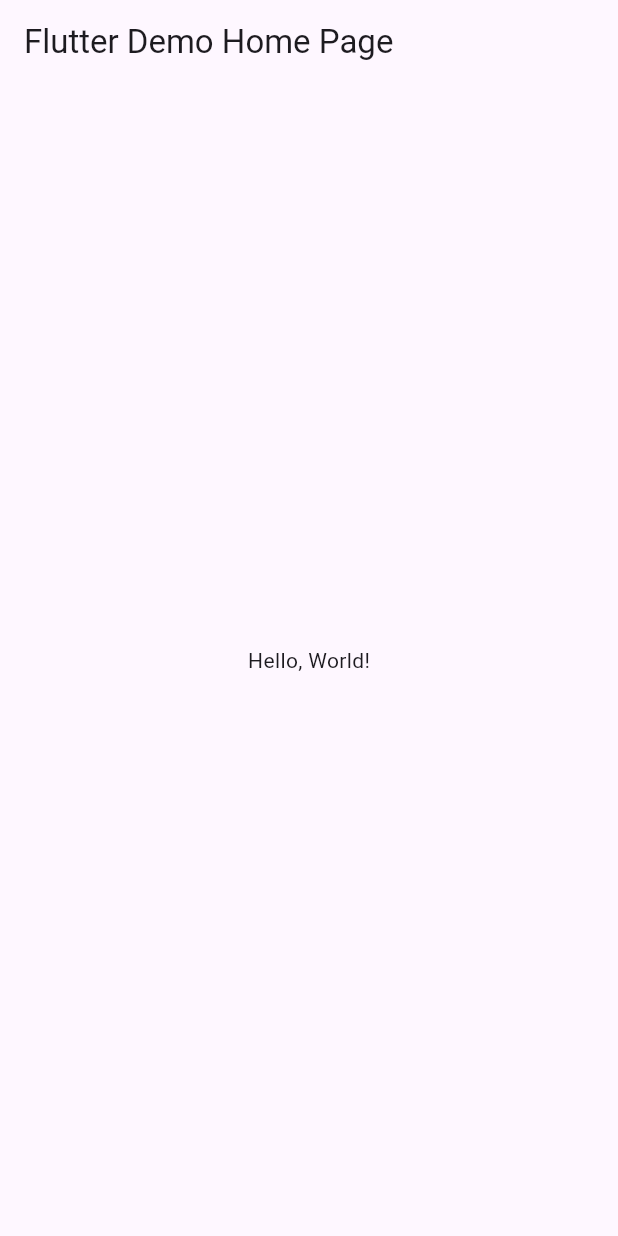
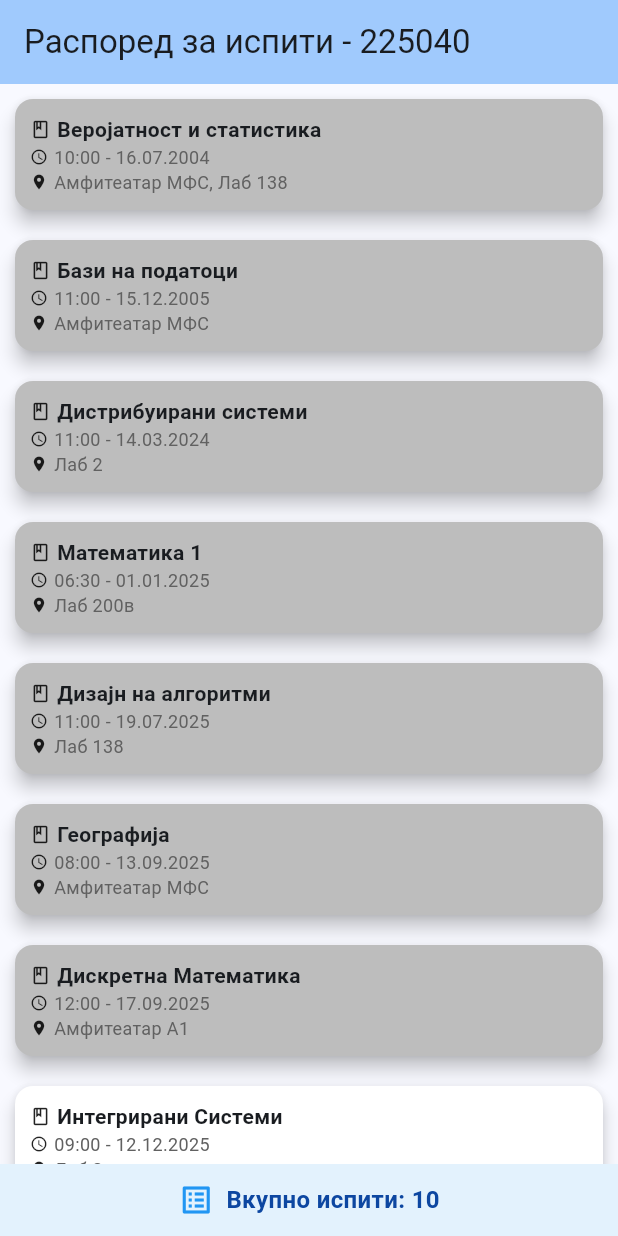
Before and after one commit to KireBoshkovski/MIS-FINKI, a Flutter app: the screen it shows after launch, on a phone screen of 412 x 824 dp. Run offline on Flutter 3.47's test engine with Material 3 defaults, Android fonts, the phone set to English and light mode, and no system bars.

Commit message:
Lab 1 code

```diff
--- a/analysis_options.yaml
+++ /dev/null
@@ -1,28 +0,0 @@
-# This file configures the analyzer, which statically analyzes Dart code to
-# check for errors, warnings, and lints.
-#
-# The issues identified by the analyzer are surfaced in the UI of Dart-enabled
-# IDEs (https://dart.dev/tools#ides-and-editors). The analyzer can also be
-# invoked from the command line by running `flutter analyze`.
-
-# The following line activates a set of recommended lints for Flutter apps,
-# packages, and plugins designed to encourage good coding practices.
-include: package:flutter_lints/flutter.yaml
-
-linter:
-  # The lint rules applied to this project can be customized in the
-  # section below to disable rules from the `package:flutter_lints/flutter.yaml`
-  # included above or to enable additional rules. A list of all available lints
-  # and their documentation is published at https://dart.dev/lints.
-  #
-  # Instead of disabling a lint rule for the entire project in the
-  # section below, it can also be suppressed for a single line of code
-  # or a specific dart file by using the `// ignore: name_of_lint` and
-  # `// ignore_for_file: name_of_lint` syntax on the line or in the file
-  # producing the lint.
-  rules:
-    # avoid_print: false  # Uncomment to disable the `avoid_print` rule
-    # prefer_single_quotes: true  # Uncomment to enable the `prefer_single_quotes` rule
-
-# Additional information about this file can be found at
-# https://dart.dev/guides/language/analysis-options
--- a/lib/main.dart
+++ b/lib/main.dart
@@ -1,43 +1,20 @@
 import 'package:flutter/material.dart';
+import 'screens/home.dart';
 
 void main() => runApp(MyApp());
 
 class MyApp extends StatelessWidget {
   const MyApp({super.key});
-  // This widget is the root of your application.
+
   @override
   Widget build(BuildContext context) {
     return MaterialApp(
-      // Application name
       title: 'Flutter Hello World',
-      // Application theme data, you can set the colors for the application as
-      // you want
       theme: ThemeData(
-        // useMaterial3: false,
         primarySwatch: Colors.blue,
+        colorScheme: ColorScheme.fromSeed(seedColor: Colors.blue),
       ),
-      // A widget which will be started on application startup
-      home: MyHomePage(title: 'Flutter Demo Home Page'),
+      home: MyHomePage(title: 'Распоред за испити - 225040'),
     );
   }
 }
-
-class MyHomePage extends StatelessWidget {
-  final String title;
-  const MyHomePage({super.key, required this.title});
-
-  @override
-  Widget build(BuildContext context) {
-    return Scaffold(
-      appBar: AppBar(
-        // The title text which will be shown on the action bar
-        title: Text(title),
-      ),
-      body: Center(
-        child: Text(
-          'Hello, World!',
-        ),
-      ),
-    );
-  }
-}
--- /dev/null
+++ b/lib/models/exam.dart
@@ -0,0 +1,11 @@
+class Exam {
+  final String subjectName;
+  final DateTime date;
+  final List<String> placeForExam;
+
+  Exam({
+    required this.subjectName,
+    required this.date,
+    required this.placeForExam,
+  });
+}
--- /dev/null
+++ b/lib/screens/home.dart
@@ -0,0 +1,113 @@
+import 'package:flutter/material.dart';
+import 'package:helloworld/models/exam.dart';
+import 'package:helloworld/widgets/examCard.dart';
+import 'package:helloworld/screens/examDetails.dart';
+
+class MyHomePage extends StatefulWidget {
+  final String title;
+  const MyHomePage({super.key, required this.title});
+
+  @override
+  State<StatefulWidget> createState() => _myHomePageState();
+}
+
+class _myHomePageState extends State<MyHomePage> {
+  List<Exam> exams = [
+    Exam(
+      subjectName: "Математика 1",
+      date: DateTime(2025, 1, 1, 6, 30),
+      placeForExam: List<String>.from(["Лаб 200в"]),
+    ),
+    Exam(
+      subjectName: "Процесирање на сигналите",
+      date: DateTime(2026, 7, 11, 12, 0),
+      placeForExam: List<String>.from(["Лаб 200в"]),
+    ),
+    Exam(
+      subjectName: "Интегрирани Системи",
+      date: DateTime(2025, 12, 12, 9, 0),
+      placeForExam: List<String>.from(["Лаб 3"]),
+    ),
+    Exam(
+      subjectName: "Структурно програмирање",
+      date: DateTime(2025, 12, 13, 10, 0),
+      placeForExam: List<String>.from(["Амфитеатар 2"]),
+    ),
+    Exam(
+      subjectName: "Дистрибуирани системи",
+      date: DateTime(2024, 3, 14, 11, 0),
+      placeForExam: List<String>.from(["Лаб 2"]),
+    ),
+    Exam(
+      subjectName: "Бази на податоци",
+      date: DateTime(2005, 12, 15, 11, 0),
+      placeForExam: List<String>.from(["Амфитеатар МФС"]),
+    ),
+    Exam(
+      subjectName: "Веројатност и статистика",
+      date: DateTime(2004, 7, 16, 10, 0),
+      placeForExam: List<String>.from(["Амфитеатар МФС", "Лаб 138"]),
+    ),
+    Exam(
+      subjectName: "Дискретна Математика",
+      date: DateTime(2025, 9, 17, 12, 0),
+      placeForExam: List<String>.from(["Амфитеатар А1"]),
+    ),
+    Exam(
+      subjectName: "Географија",
+      date: DateTime(2025, 9, 13, 8, 0),
+      placeForExam: List<String>.from(["Амфитеатар МФС"]),
+    ),
+    Exam(
+      subjectName: "Дизајн на алгоритми",
+      date: DateTime(2025, 7, 19, 11, 0),
+      placeForExam: List<String>.from(["Лаб 138"]),
+    ),
+  ];
+
+  @override
+  Widget build(BuildContext context) {
+    exams.sort((a, b) => a.date.compareTo(b.date));
+
+    return Scaffold(
+      appBar: AppBar(
+        backgroundColor: Theme.of(context).colorScheme.inversePrimary,
+        title: Text(widget.title),
+      ),
+      body: SingleChildScrollView(
+        child: Column(
+            mainAxisAlignment: MainAxisAlignment.center,
+            children: exams.map((exam) {
+              return InkWell(
+                onTap: () => Navigator.push(
+                  context,
+                  MaterialPageRoute(
+                    builder: (context) => ExamDetailsPage(exam: exam),
+                  ),
+                ),
+                child: ExamCard(exam: exam),
+              );
+            }).toList()),
+      ),
+      bottomNavigationBar: Container(
+        color: Colors.blue.shade50,
+        padding: const EdgeInsets.symmetric(vertical: 12, horizontal: 16),
+        child: Row(
+          mainAxisAlignment: MainAxisAlignment.center,
+          children: [
+            Icon(Icons.list_alt, color: Colors.blue),
+            const SizedBox(width: 8),
+            Text(
+              "Вкупно испити: ${exams.length}",
+              style: TextStyle(
+                fontWeight: FontWeight.bold,
+                fontSize: 16,
+                color: Colors.blue.shade900,
+              ),
+            ),
+          ],
+        ),
+      ),
+    );
+  }
+}
--- /dev/null
+++ b/lib/widgets/examCard.dart
@@ -0,0 +1,63 @@
+import 'package:flutter/material.dart';
+import 'package:helloworld/models/exam.dart';
+
+class ExamCard extends StatelessWidget {
+  final Exam exam;
+
+  const ExamCard({super.key, required this.exam});
+
+  @override
+  Widget build(BuildContext context) {
+    return Card(
+      color:
+          exam.date.isBefore(DateTime.now()) ? Colors.grey[400] : Colors.white,
+      margin: const EdgeInsets.all(10.0),
+      elevation: 5.0,
+      child: Padding(
+          padding: const EdgeInsets.all(10.0),
+          child: Column(
+            crossAxisAlignment: CrossAxisAlignment.center,
+            children: [
+              Row(
+                children: [
+                  const Icon(
+                    Icons.book_outlined,
+                    size: 14,
+                  ),
+                  const SizedBox(
+                    width: 4.0,
+                  ),
+                  Text(
+                    exam.subjectName,
+                    style: const TextStyle(
+                      fontSize: 14.0,
+                      fontWeight: FontWeight.bold,
+                    ),
+                  ),
+                ],
+              ),
+              Row(
+                children: [
+                  const Icon(Icons.access_time, size: 12.0),
+                  const SizedBox(width: 4.0),
+                  Text(
+                    '${exam.date.hour.toString().padLeft(2, '0')}:${exam.date.minute.toString().padLeft(2, '0')} - ${exam.date.day.toString().padLeft(2, '0')}.${exam.date.month.toString().padLeft(2, '0')}.${exam.date.year}',
+                    style: TextStyle(fontSize: 12.0, color: Colors.grey[700]),
+                  ),
+                ],
+              ),
+              Row(
+                children: [
+                  const Icon(Icons.location_on, size: 12.0),
+                  const SizedBox(width: 4.0),
+                  Text(
+                    exam.placeForExam.join(", "),
+                    style: TextStyle(fontSize: 12.0, color: Colors.grey[700]),
+                  ),
+                ],
+              )
+            ],
+          )),
+    );
+  }
+}
--- a/pubspec.yaml
+++ b/pubspec.yaml
@@ -8,6 +8,7 @@ environment:
   sdk: ^3.0.0
 
 dependencies:
+  intl: ^0.19.0
   flutter:
     sdk: flutter
 
```
Also changed, not shown: lib/screens/examDetails.dart (added, +93 -0 lines).
